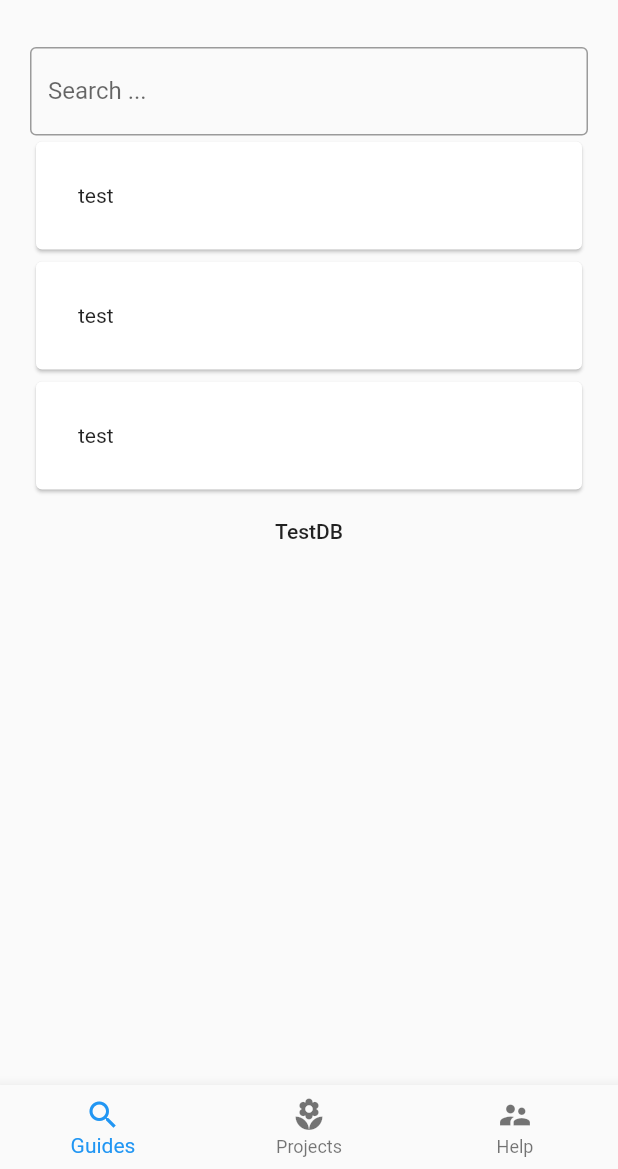
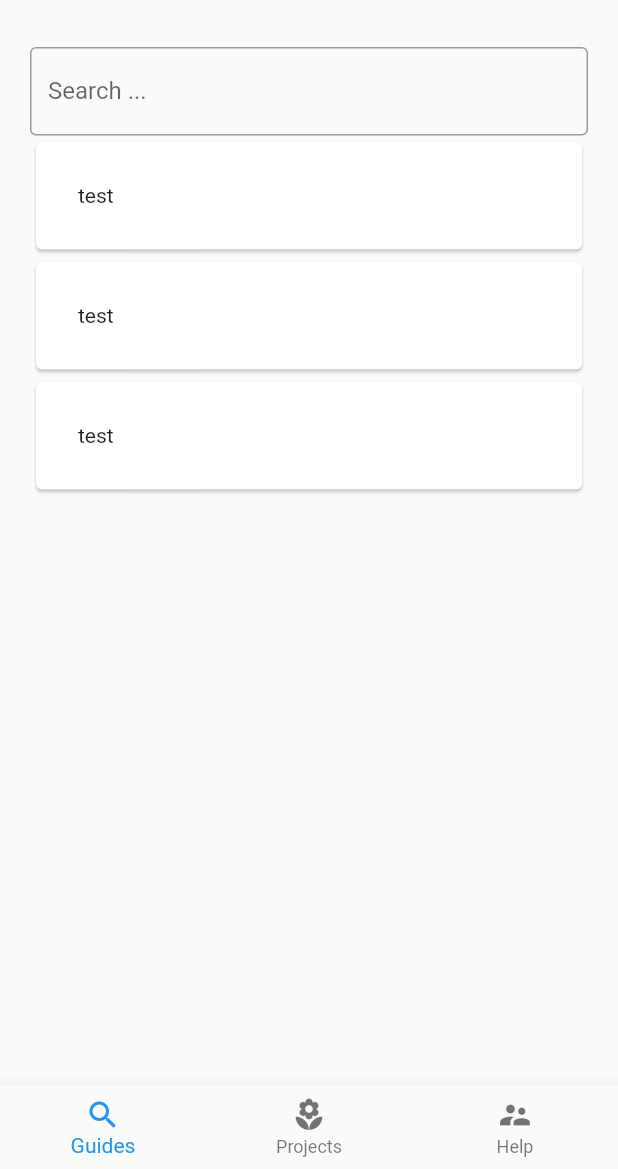
Before and after one commit to joscha0/hackaTUM2021, a Flutter app: the HomeView screen opened directly, on a phone screen of 412 x 824 dp, the part 67-1236 px from its top. Run offline on Flutter 3.47's test engine with Material 2 defaults, Android fonts, the phone set to English and light mode, and no system bars; our stand-ins replace get.

Commit message:
remove button

```diff
--- a/lib/modules/home/home_view.dart
+++ b/lib/modules/home/home_view.dart
@@ -53,12 +53,6 @@ class HomeView extends GetView<HomeController> {
             ContentCard(
               title: "test",
             ),
-            MaterialButton(
-              onPressed: () {
-                controller.connectDB();
-              },
-              child: Text("TestDB"),
-            ),
           ],
         ),
       ),
```
